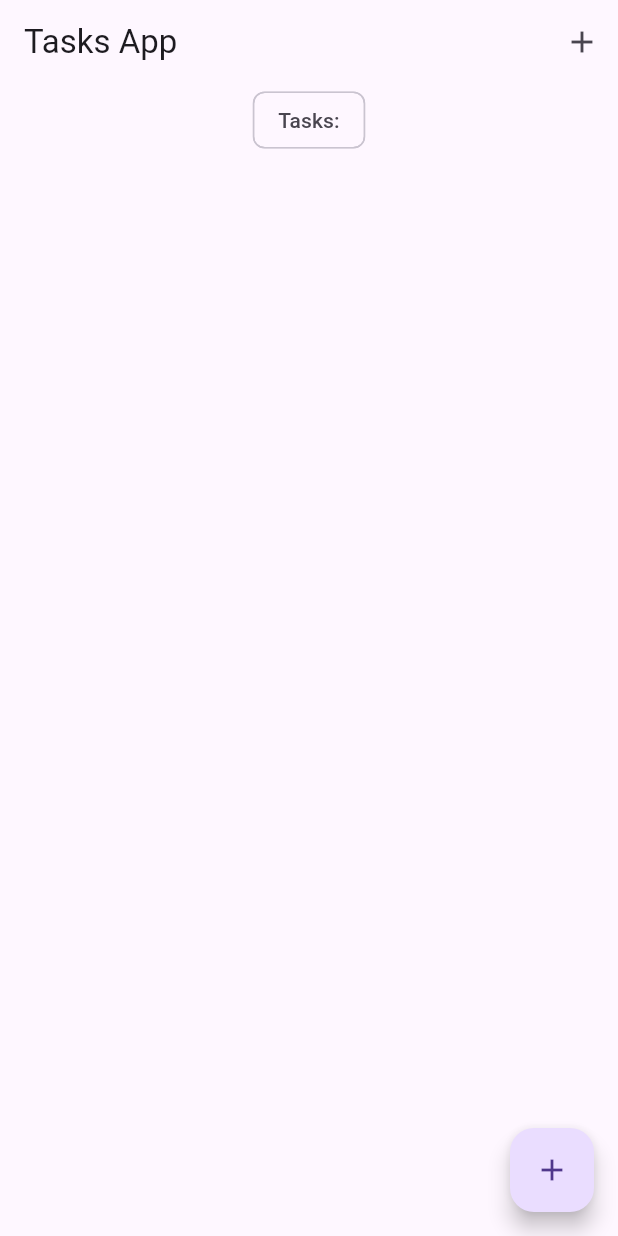
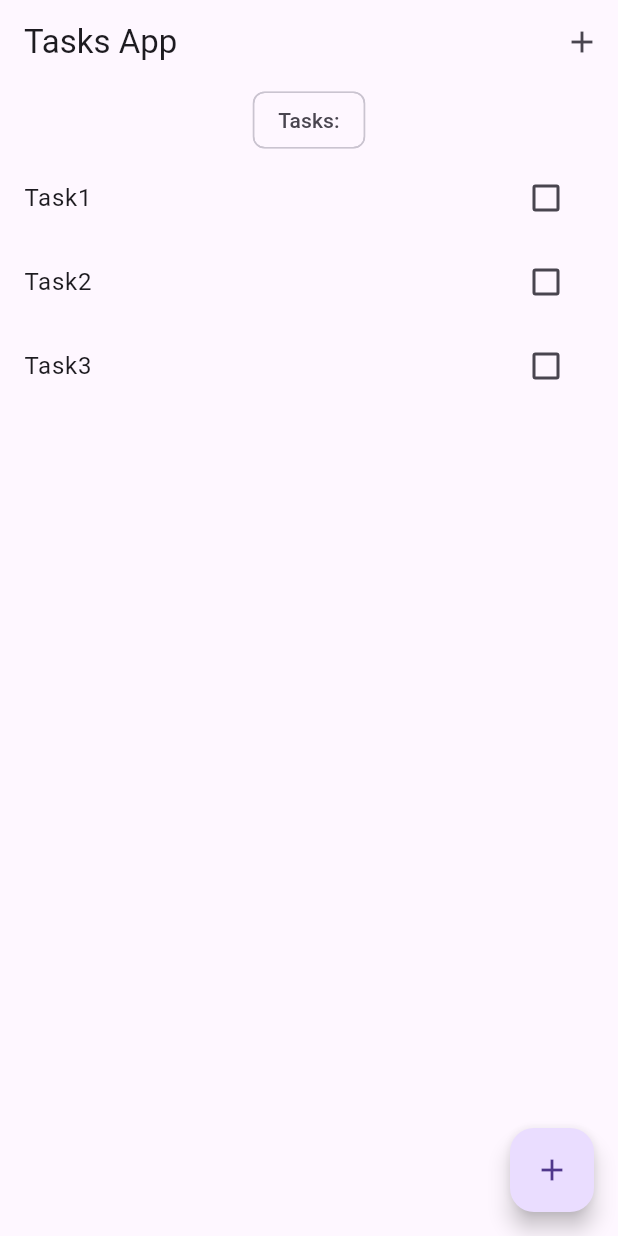
Before and after one commit to minhtetnaing117/bloc_todo, a Flutter app: the screen it shows after launch, on a phone screen of 412 x 824 dp. Run offline on Flutter 3.47's test engine with Material 3 defaults, Android fonts, the phone set to English and light mode, and no system bars; our stand-ins replace equatable.

Commit message:
add dummy task

```diff
--- a/lib/main.dart
+++ b/lib/main.dart
@@ -17,7 +17,7 @@ class MyApp extends StatelessWidget {
       theme: ThemeData(
         primarySwatch: Colors.blue,
       ),
-      home: const TasksScreen(),
+      home: TasksScreen(),
     );
   }
 }
--- a/lib/screens/tasks_screen.dart
+++ b/lib/screens/tasks_screen.dart
@@ -1,7 +1,14 @@
+import 'package:bloc_todo/models/task.dart';
 import 'package:flutter/material.dart';
 
 class TasksScreen extends StatelessWidget {
-  const TasksScreen({Key? key}) : super(key: key);
+  TasksScreen({Key? key}) : super(key: key);
+
+  List<Task> taskList = [
+    Task(title: 'Task1'),
+    Task(title: 'Task2'),
+    Task(title: 'Task3'),
+  ];
 
   @override
   Widget build(BuildContext context) {
@@ -17,14 +24,28 @@ class TasksScreen extends StatelessWidget {
       ),
       body: Column(
         crossAxisAlignment: CrossAxisAlignment.center,
-        children: const [
-          Center(
+        children: [
+          const Center(
             child: Chip(
               label: Text(
                 'Tasks:',
               ),
             ),
           ),
+          Expanded(
+            child: ListView.builder(
+              itemCount: taskList.length,
+              itemBuilder: (context, index){
+                var task = taskList[index];
+                return ListTile(
+                  title: Text(task.title),
+                  trailing: Checkbox(
+                    value: task.isDone,
+                    onChanged: (value){},
+                    ),
+                );
+              }),
+          )
         ],
       ),
       floatingActionButton: FloatingActionButton(
```
